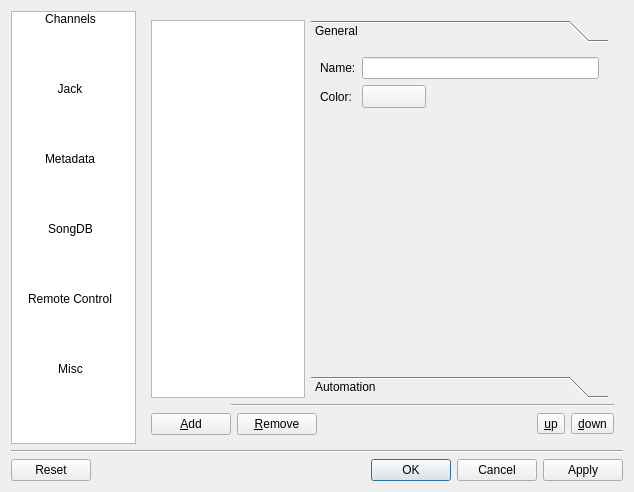
This is src/dialogs/uis/settingsdialog.ui in jan-lugfl/RadioMixer as Qt 5 draws it before an edit. The edited form follows.
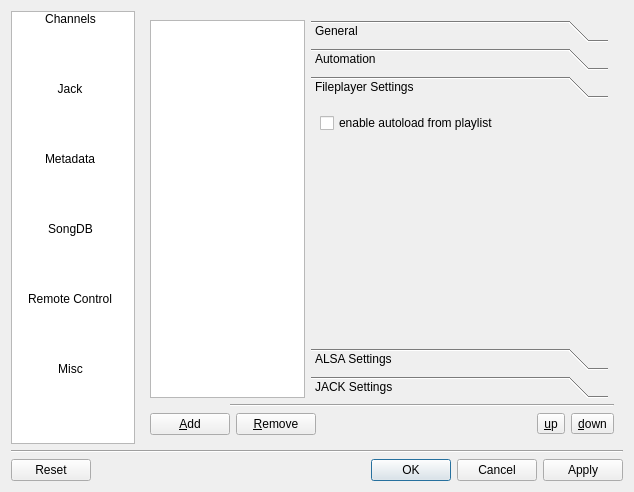
This is the edited form. Icons and pictures are not drawn.

Commit message: - added support for channel type dependant settings

Diff of the .ui file:
```diff
--- a/src/dialogs/uis/settingsdialog.ui
+++ b/src/dialogs/uis/settingsdialog.ui
@@ -212,7 +212,7 @@
             </sizepolicy>
            </property>
            <property name="currentIndex">
-            <number>0</number>
+            <number>2</number>
            </property>
            <widget class="QWidget" name="general">
             <property name="geometry">
@@ -220,7 +220,7 @@
               <x>0</x>
               <y>0</y>
               <width>307</width>
-              <height>337</height>
+              <height>256</height>
              </rect>
             </property>
             <attribute name="label">
@@ -272,6 +272,30 @@
              <string>Automation</string>
             </attribute>
            </widget>
+           <widget class="QWidget" name="fileplayer_settings">
+            <attribute name="label">
+             <string>Fileplayer Settings</string>
+            </attribute>
+            <layout class="QFormLayout" name="formLayout_2">
+             <item row="0" column="0">
+              <widget class="QCheckBox" name="checkBox_2">
+               <property name="text">
+                <string>enable autoload from playlist</string>
+               </property>
+              </widget>
+             </item>
+            </layout>
+           </widget>
+           <widget class="QWidget" name="alsa_settings">
+            <attribute name="label">
+             <string>ALSA Settings</string>
+            </attribute>
+           </widget>
+           <widget class="QWidget" name="jack_settings">
+            <attribute name="label">
+             <string>JACK Settings</string>
+            </attribute>
+           </widget>
           </widget>
          </item>
         </layout>
```
Left out of the diff: 4 changed lines with no effect on the pictures. The commit also changes 1 other file.
